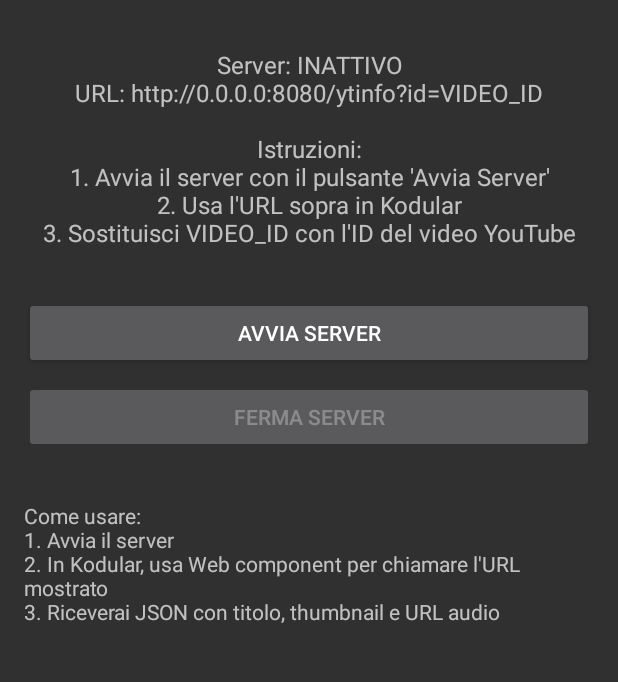
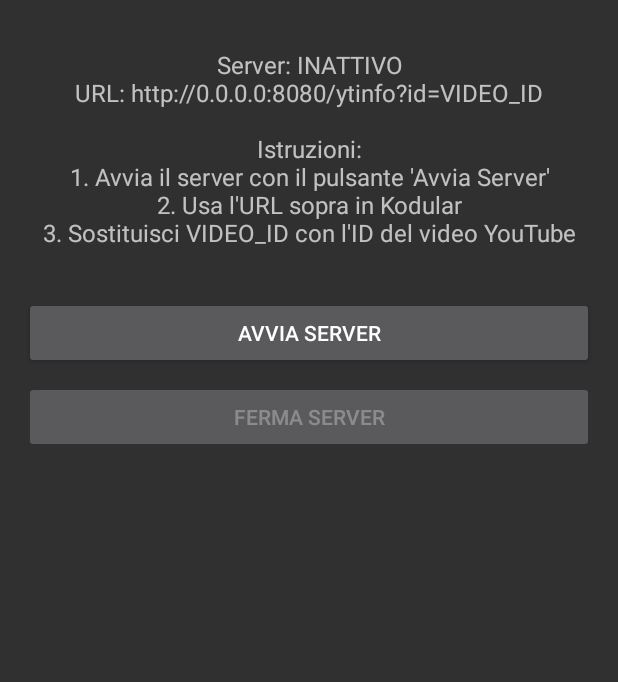
Before and after one commit to IzioSettanta/yt-audio-server, an Android app: the screen it shows after launch (MainActivity), on a phone screen of 412 x 824 dp, the part 157-839 px from its top. Run offline under Robolectric (Android 15) with nearby library versions, the phone set to English and light mode, and no system bars; libraries missing offline, so code that uses them is left out: org.schabi.newpipe.

Commit message:
Update activity_main.xml

```diff
--- a/app/src/main/res/layout/activity_main.xml
+++ b/app/src/main/res/layout/activity_main.xml
@@ -38,11 +38,4 @@
         android:layout_height="wrap_content"
         android:text="Ferma Server" />
 
-    <TextView
-        android:layout_width="match_parent"
-        android:layout_height="wrap_content"
-        android:layout_marginTop="32dp"
-        android:text="Come usare:\n1. Avvia il server\n2. In Kodular, usa Web component per chiamare l'URL mostrato\n3. Riceverai JSON con titolo, thumbnail e URL audio"
-        android:textSize="14sp" />
-
 </LinearLayout>
```
